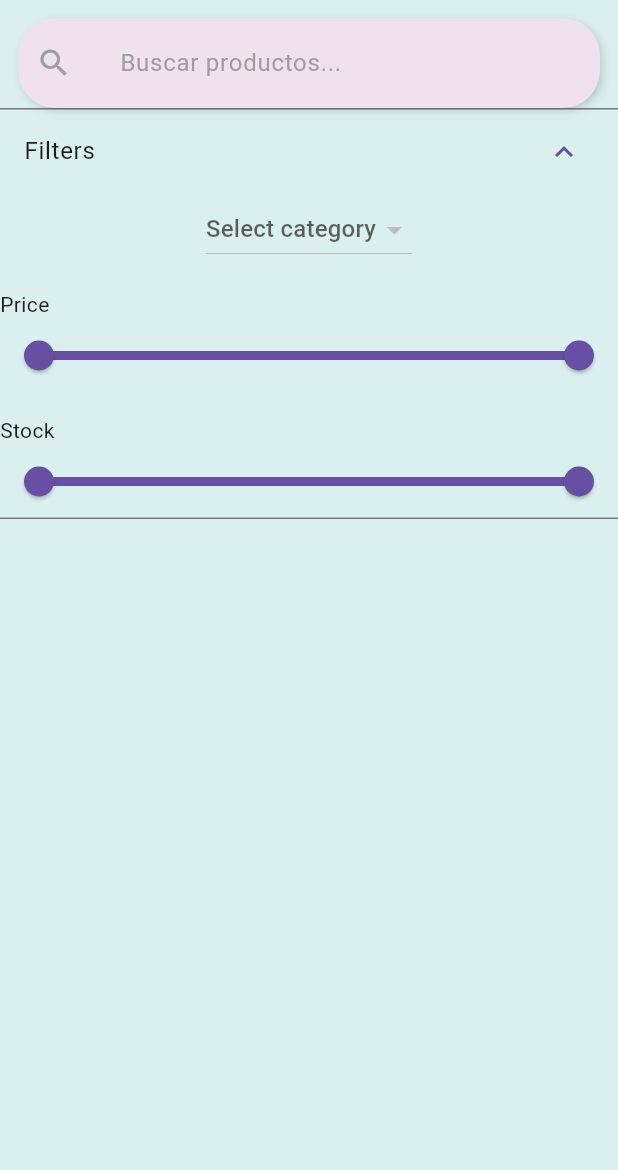
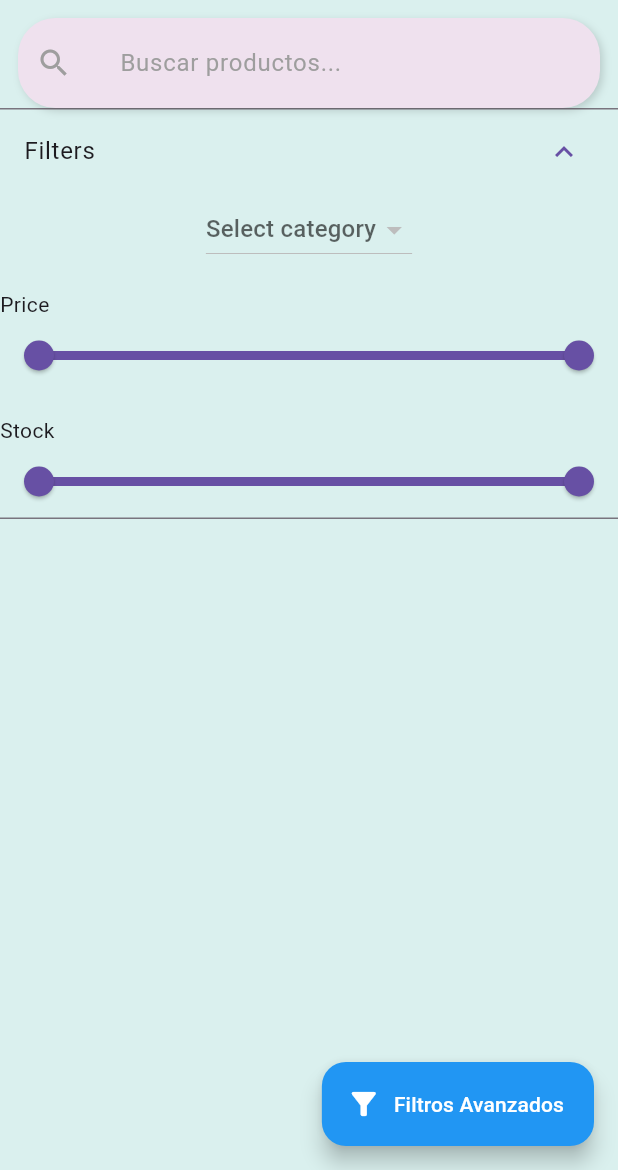
Before and after one commit to GrupoMedac7/Nexa, a Flutter app: the screen it shows once a user with an empty profile is signed in, after a tap on "Filters", on a phone screen of 412 x 824 dp, the part 66-1236 px from its top. Run offline on Flutter 3.47's test engine with Material 3 defaults, Android fonts, the phone set to English and light mode, and no system bars; our stand-ins replace cloud_firestore, firebase_auth, firebase_core; accounts and stored records are empty; network calls fail.

Commit message:
Integrar filtros avanzados con navegación - Demo funcionando

```diff
--- a/lib/services/router.dart
+++ b/lib/services/router.dart
@@ -3,12 +3,14 @@ import 'package:nexa/views/home_page/home_page.dart';
 import 'package:nexa/views/login_page/login_page.dart';
 import 'package:nexa/views/product_page/widgets/product_loader.dart';
 import 'package:nexa/views/sign_in_page/sign_in_page.dart';
+import 'package:nexa/pages/products_page.dart';
 
 class AppRouter {
   static final Map<String, WidgetBuilder> staticRoutes = {
     '/': (context) => const HomePage(),
     '/login': (context) => const LoginPage(),
     '/signin': (context) => const SignInPage(),
+    '/filters': (context) => const ProductsPage(),
   };
 
   static Route<dynamic> generateRoute(RouteSettings settings) {
--- a/lib/views/home_page/home_page.dart
+++ b/lib/views/home_page/home_page.dart
@@ -135,6 +135,15 @@ class _HomePageState extends State<HomePage> {
           ],
         ),
       ),
+      floatingActionButton: FloatingActionButton.extended(
+        onPressed: () {
+          Navigator.pushNamed(context, '/filters');
+        },
+        icon: const Icon(Icons.filter_alt),
+        label: const Text('Filtros Avanzados'),
+        backgroundColor: Colors.blue,
+        foregroundColor: Colors.white,
+      ),
     );
   }
 }
```
